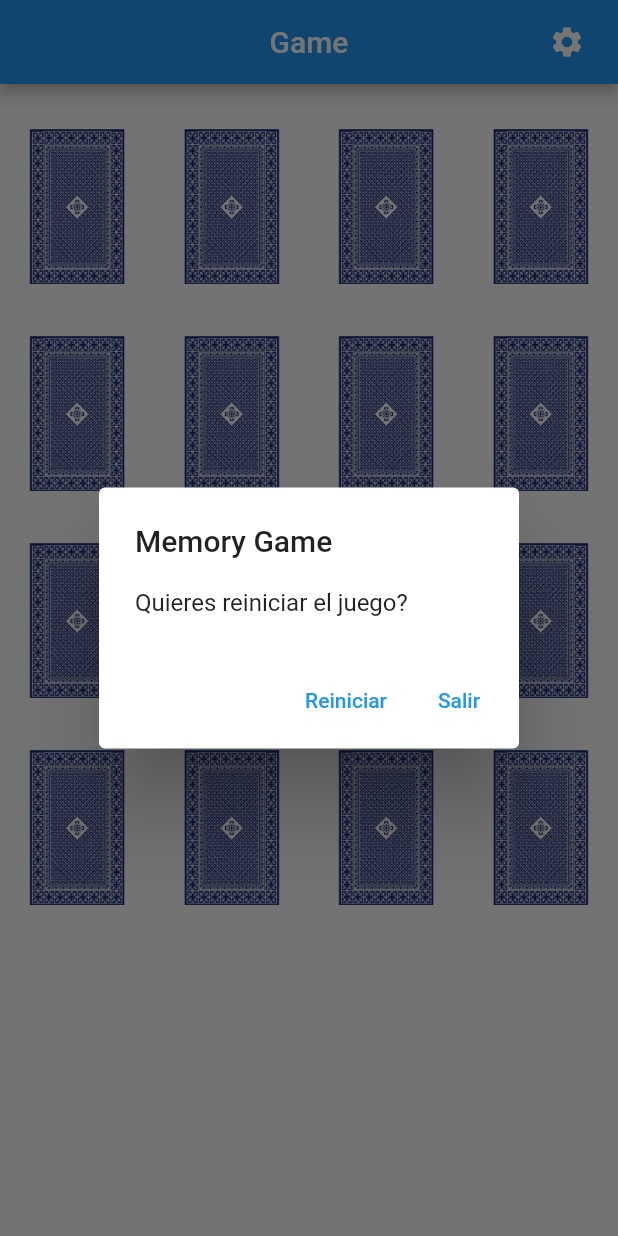
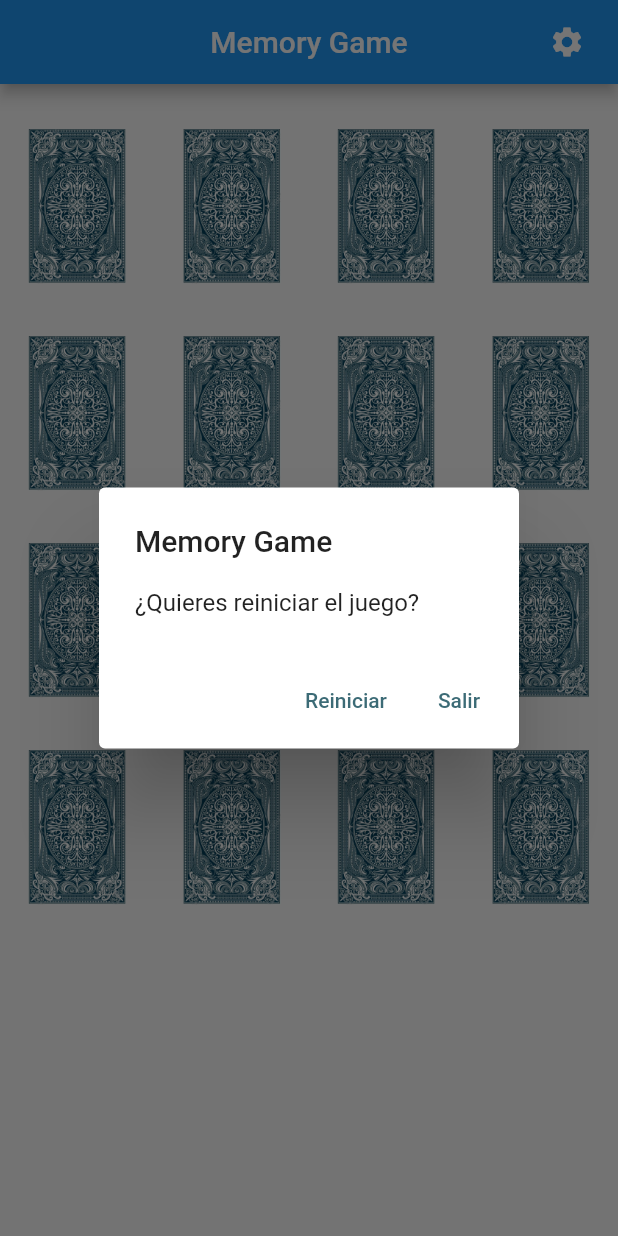
Before and after one commit to amauryperalta28/seniorCitizensMemoryGame, a Flutter app: the GameScreen screen opened by its route, after a tap on the "settings" icon, on a phone screen of 412 x 824 dp. Run offline on Flutter 3.47's test engine with Material 2 defaults, Android fonts, the phone set to English and light mode, and no system bars; drawn by our look-alikes of flip_card.

Commit message:
Added app icon Added icon image Refactored code

```diff
--- a/lib/main.dart
+++ b/lib/main.dart
@@ -22,7 +22,7 @@ class MyApp extends StatelessWidget {
           GameScreen.routeName: (context) => new GameScreen(),
         },
         theme: ThemeData.light().copyWith(
-          primaryColor: Colors.blue.shade800,
+          primaryColor: Color(0xFF3c6b76),
           floatingActionButtonTheme: FloatingActionButtonThemeData(
             backgroundColor: Colors.blue.shade700,
           ),
--- a/lib/src/screens/game_screen.dart
+++ b/lib/src/screens/game_screen.dart
@@ -7,14 +7,16 @@ import 'package:senior_citizens_memory_games/src/services/memory_game_service.da
 
 class GameScreen extends StatelessWidget {
   static String routeName = '/game';
+  ThemeData theme;
 
   @override
   Widget build(BuildContext context) {
     final provider = Provider.of<MemoryGameService>(context);
+    theme = Theme.of(context);
 
     return Scaffold(
       appBar: AppBar(
-        title: Text('Game'),
+        title: Text('Memory Game'),
         automaticallyImplyLeading: false,
         centerTitle: true,
         actions: [
@@ -80,7 +82,10 @@ class GameScreen extends StatelessWidget {
                   provider.resetGame();
                   Navigator.of(context).pop();
                 },
-                child: Text('Reiniciar'),
+                child: Text(
+                  'Reiniciar',
+                  style: TextStyle(color: theme.primaryColor),
+                ),
               ),
               TextButton(
                 onPressed: () {
@@ -88,7 +93,8 @@ class GameScreen extends StatelessWidget {
                   Navigator.popUntil(
                       context, ModalRoute.withName(HomeScreen.routeName));
                 },
-                child: Text('Volver'),
+                child:
+                    Text('Volver', style: TextStyle(color: theme.primaryColor)),
               )
             ],
           );
@@ -103,21 +109,23 @@ class GameScreen extends StatelessWidget {
         builder: (context) {
           return AlertDialog(
             title: Text('Memory Game'),
-            content: Text('Quieres reiniciar el juego?'),
+            content: Text('¿Quieres reiniciar el juego?'),
             actions: <Widget>[
               TextButton(
                   onPressed: () {
                     provider.resetGame();
                     Navigator.of(context).pop();
                   },
-                  child: Text('Reiniciar')),
+                  child: Text('Reiniciar',
+                      style: TextStyle(color: theme.primaryColor))),
               TextButton(
                 onPressed: () {
                   provider.resetGame();
                   Navigator.popUntil(
                       context, ModalRoute.withName(HomeScreen.routeName));
                 },
-                child: Text('Salir'),
+                child:
+                    Text('Salir', style: TextStyle(color: theme.primaryColor)),
               )
             ],
           );
--- a/lib/src/screens/home_screen.dart
+++ b/lib/src/screens/home_screen.dart
@@ -3,11 +3,15 @@ import 'package:senior_citizens_memory_games/src/screens/screens.dart';
 
 class HomeScreen extends StatelessWidget {
   static String routeName = '/home';
+
   @override
   Widget build(BuildContext context) {
+    ThemeData theme = Theme.of(context);
+
     return Scaffold(
       appBar: AppBar(
         title: Text('Memory Games for the old.'),
+        centerTitle: true,
       ),
       body: Container(
         width: double.infinity,
@@ -26,7 +30,7 @@ class HomeScreen extends StatelessWidget {
                 alignment: Alignment.center,
               ),
               textColor: Colors.white,
-              color: Colors.blue.shade800,
+              color: theme.primaryColor,
               onPressed: () {
                 Navigator.of(context).pushNamed(GameScreen.routeName);
               },
```
Also changed, not shown: pubspec.yaml (+7 -0 lines), assets/icon/icon.png (added), assets/images/back-card.jpg, pubspec.lock, 21 other files.
